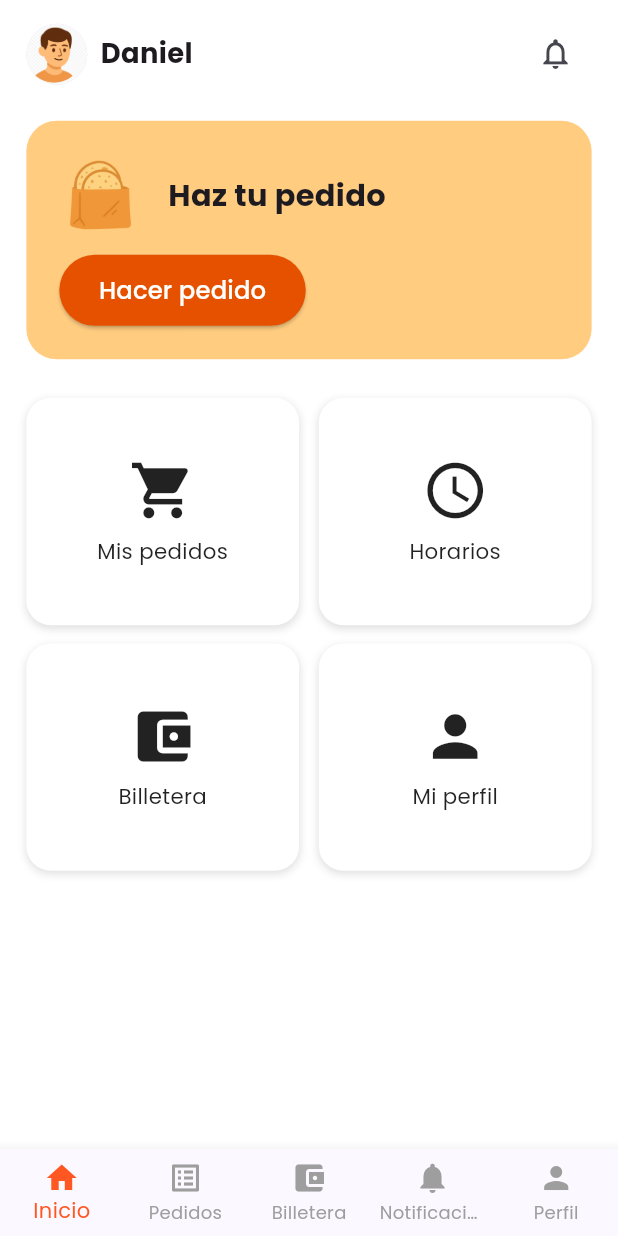
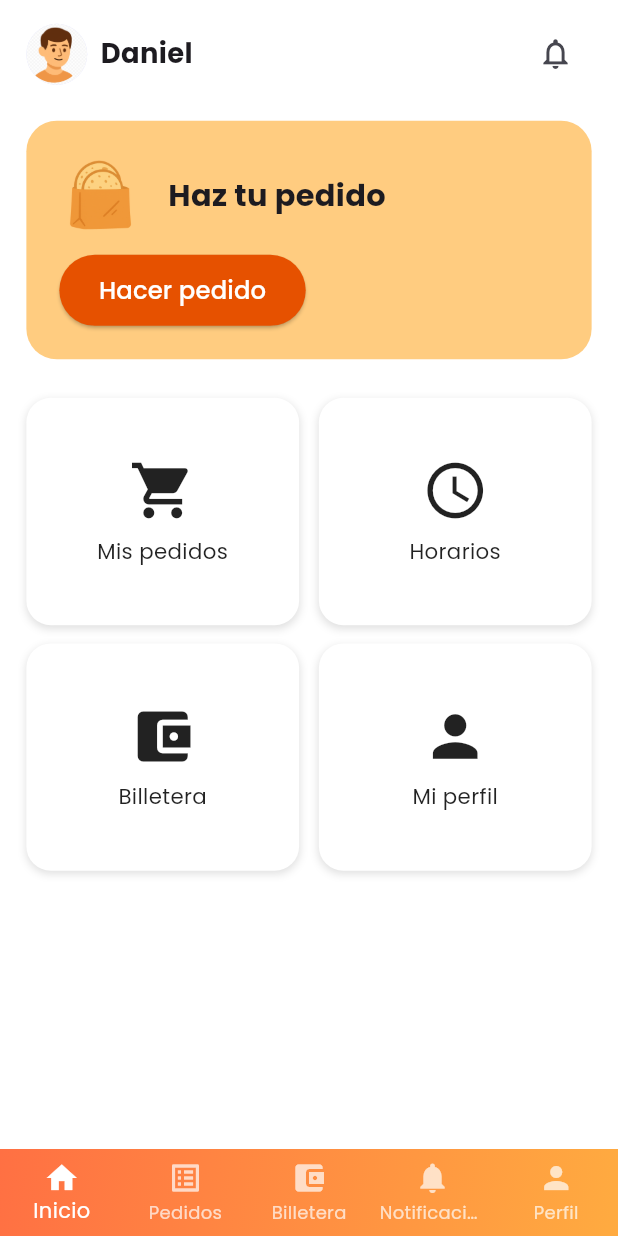
Before and after one commit to Dan-Lob/torti_go_app, a Flutter app: the HomePage screen opened by its route, on a phone screen of 412 x 824 dp. Run offline on Flutter 3.47's test engine with Material 3 defaults, Android fonts, the phone set to English and light mode, and no system bars; our stand-ins replace dio, flutter_riverpod, flutter_screenutil, flutter_secure_storage, go_router, google_fonts; accounts and stored records are empty.

Commit message:
BottomNavigationBar with gradient
The BottomNavigationBar is encapsulated within a Container with BoxDecoration and LinearGradient.
The BottomNavigationBar's background is made transparent.
Everything is kept in sync with GoRouter.

```diff
--- a/lib/presentation/features/home/pages/home_page.dart
+++ b/lib/presentation/features/home/pages/home_page.dart
@@ -178,7 +178,20 @@ class _BottomNavBar extends StatelessWidget {
       return 0;
     }
 
-    return BottomNavigationBar(
+    return Container(
+      decoration: BoxDecoration(
+        gradient: LinearGradient(
+          colors: [
+            Colors.deepOrange.shade400,
+            Colors.orangeAccent.shade200,
+          ],
+          begin: Alignment.topLeft,
+          end: Alignment.bottomRight,
+        ),
+      ),
+      child: BottomNavigationBar(
+        backgroundColor: Colors.transparent,
+        elevation: 0,
         currentIndex: currentIndex(),
         onTap: (index) {
           switch (index) {
@@ -199,8 +212,8 @@ class _BottomNavBar extends StatelessWidget {
               break;
           }
         },
-      selectedItemColor: Colors.deepOrange,
-      unselectedItemColor: Colors.grey,
+        selectedItemColor: Colors.white,
+        unselectedItemColor: Colors.white70,
         type: BottomNavigationBarType.fixed,
         items: const [
           BottomNavigationBarItem(icon: Icon(Icons.home), label: 'Inicio'),
@@ -209,6 +222,7 @@ class _BottomNavBar extends StatelessWidget {
           BottomNavigationBarItem(icon: Icon(Icons.notifications), label: 'Notificaciones'),
           BottomNavigationBarItem(icon: Icon(Icons.person), label: 'Perfil'),
         ],
+      ),
     );
   }
 }
```
Lines whose indentation alone changed are shown as unchanged.
